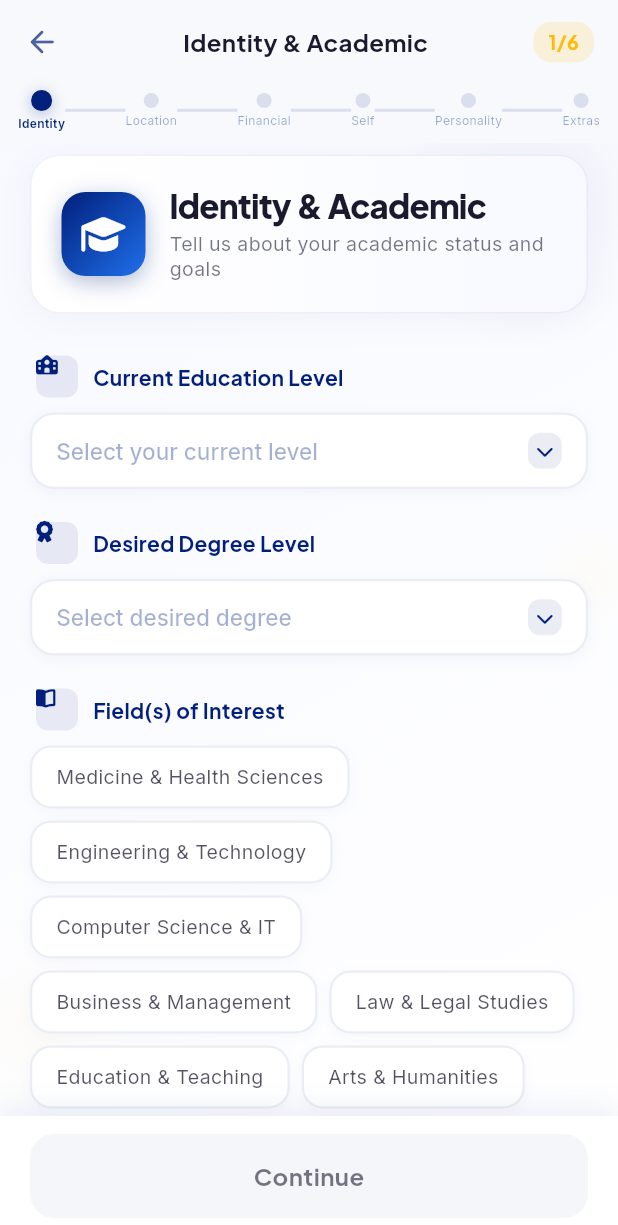
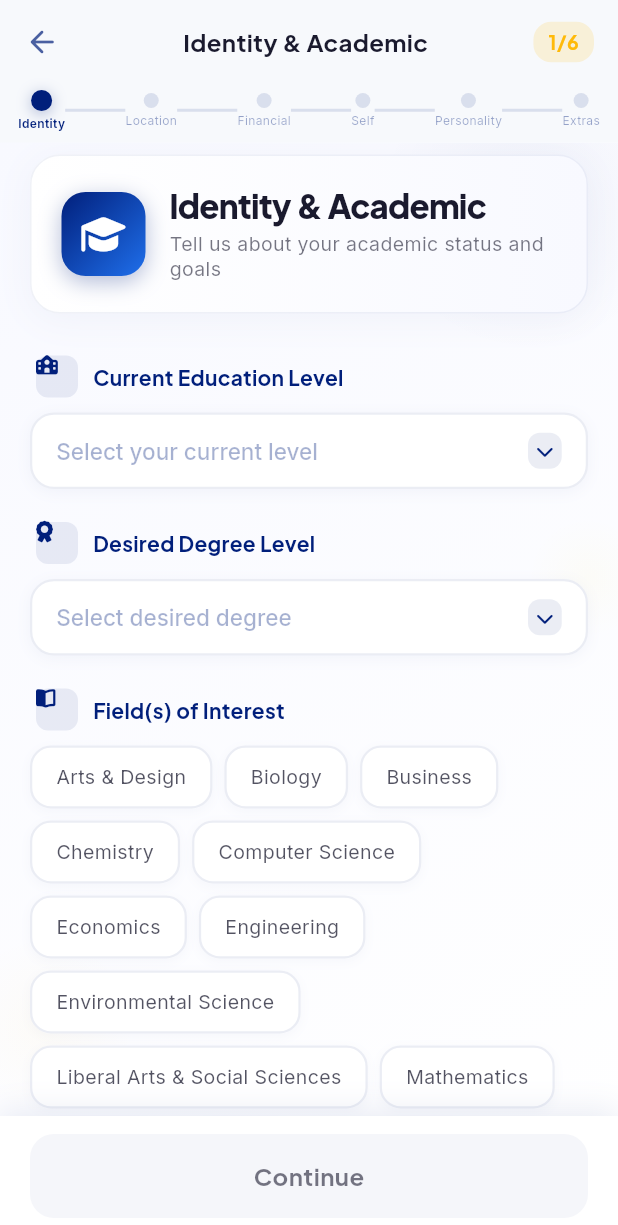
Before and after one commit to Fonchris/orientaaMobileApp, a Flutter app: the StudentOnboardingPage screen opened by its route, on a phone screen of 412 x 824 dp. Shown: the top 1225 px of the screen. Run offline on Flutter 3.47's test engine with Material 3 defaults, Android fonts, the light colour scheme and no system bars; our stand-ins replace app_links, cloud_firestore, firebase_auth, firebase_core, font_awesome_flutter, google_fonts and 2 more; missing offline and left inert: country_picker_flutter_plus; accounts and stored records are empty.

Commit message:
Expand fields of interest to 13 disciplines + Other with custom text input

```diff
--- a/lib/widgets/student_onboarding/step1_identity_page.dart
+++ b/lib/widgets/student_onboarding/step1_identity_page.dart
@@ -38,24 +38,23 @@ class Step1IdentityPage extends StatelessWidget {
   ];
 
   static const List<String> fieldsOfInterest = [
-    'Medicine & Health Sciences',
-    'Engineering & Technology',
-    'Computer Science & IT',
-    'Business & Management',
-    'Law & Legal Studies',
-    'Education & Teaching',
-    'Arts & Humanities',
-    'Social Sciences',
-    'Natural Sciences',
-    'Agriculture & Environmental Studies',
-    'Architecture & Urban Planning',
-    'Media & Communications',
-    'Economics & Finance',
-    'Political Science & International Relations',
-    'Psychology & Counseling',
-    'Mathematics & Statistics',
+    'Arts & Design',
+    'Biology',
+    'Business',
+    'Chemistry',
+    'Computer Science',
+    'Economics',
+    'Engineering',
+    'Environmental Science',
+    'Liberal Arts & Social Sciences',
+    'Mathematics',
+    'Medicine',
+    'Physics',
+    'Psychology',
     'Other',
   ];
+
+  static const String _otherField = 'Other';
 
   static const List<String> timelines = [
     'This year',
@@ -148,6 +147,11 @@ class Step1IdentityPage extends StatelessWidget {
                           isDark: isDark,
                         ),
                       ),
+                      // Custom field input when "Other" is selected
+                      if (model.fieldsOfInterest.contains(_otherField)) ...[
+                        const SizedBox(height: 10),
+                        _buildCustomFieldInput(context, isDark),
+                      ],
                       const SizedBox(height: 22),
 
                       // Target Timeline
@@ -487,6 +491,53 @@ class Step1IdentityPage extends StatelessWidget {
     );
   }
 
+  // ── Custom Field Input (for "Other") ──
+  Widget _buildCustomFieldInput(BuildContext context, bool isDark) {
+    return Container(
+      padding: const EdgeInsets.symmetric(horizontal: 16, vertical: 4),
+      decoration: BoxDecoration(
+        borderRadius: BorderRadius.circular(16),
+        color: isDark
+            ? const Color(0xFF323232).withValues(alpha: 0.8)
+            : Colors.white,
+        border: Border.all(
+          color: _brandBlue.withValues(alpha: 0.15),
+          width: 1.5,
+        ),
+      ),
+      child: Row(
+        children: [
+          const FaIcon(FontAwesomeIcons.pen, size: 14, color: _brandBlue),
+          const SizedBox(width: 10),
+          Expanded(
+            child: TextField(
+              controller: TextEditingController(text: model.customField ?? '')
+                ..selection = TextSelection.fromPosition(
+                  TextPosition(offset: model.customField?.length ?? 0),
+                ),
+              onChanged: (v) => model.customField = v,
+              style: GoogleFonts.inter(
+                fontSize: 14,
+                color: isDark ? Colors.white : const Color(0xFF1A1A2E),
+              ),
+              decoration: InputDecoration(
+                hintText: 'Enter your field of interest...',
+                hintStyle: GoogleFonts.inter(
+                  fontSize: 14,
+                  color: isDark
+                      ? Colors.white.withValues(alpha: 0.3)
+                      : _brandBlue.withValues(alpha: 0.3),
+                ),
+                border: InputBorder.none,
+                contentPadding: const EdgeInsets.symmetric(vertical: 12),
+              ),
+            ),
+          ),
+        ],
+      ),
+    );
+  }
+
   // ── Premium Multi-Select Chips ──
   Widget _buildMultiSelectChips(
     BuildContext context, {
--- a/lib/widgets/student_onboarding/student_onboarding_model.dart
+++ b/lib/widgets/student_onboarding/student_onboarding_model.dart
@@ -5,11 +5,13 @@ class StudentOnboardingModel extends ChangeNotifier {
   String? _educationLevel;
   String? _desiredDegreeLevel;
   final List<String> _fieldsOfInterest = [];
+  String? _customField;
   String? _targetTimeline;
 
   String? get educationLevel => _educationLevel;
   String? get desiredDegreeLevel => _desiredDegreeLevel;
   List<String> get fieldsOfInterest => List.unmodifiable(_fieldsOfInterest);
+  String? get customField => _customField;
   String? get targetTimeline => _targetTimeline;
 
   set educationLevel(String? v) {
@@ -28,6 +30,11 @@ class StudentOnboardingModel extends ChangeNotifier {
     } else {
       _fieldsOfInterest.add(field);
     }
+    notifyListeners();
+  }
+
+  set customField(String? v) {
+    _customField = v;
     notifyListeners();
   }
 
@@ -253,6 +260,7 @@ class StudentOnboardingModel extends ChangeNotifier {
         'educationLevel': _educationLevel,
         'desiredDegreeLevel': _desiredDegreeLevel,
         'fieldsOfInterest': _fieldsOfInterest,
+        'customField': _customField,
         'targetTimeline': _targetTimeline,
         // Step 2
         'homeCountry': _homeCountry,
```
